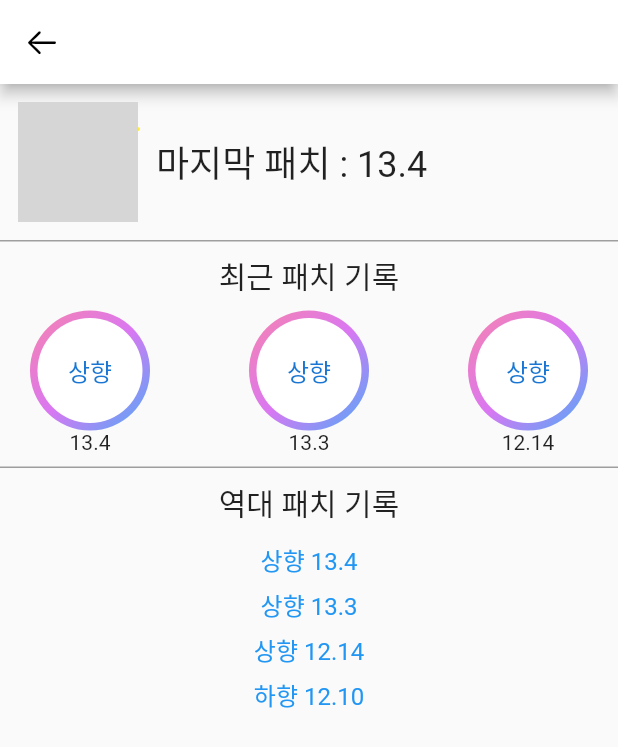
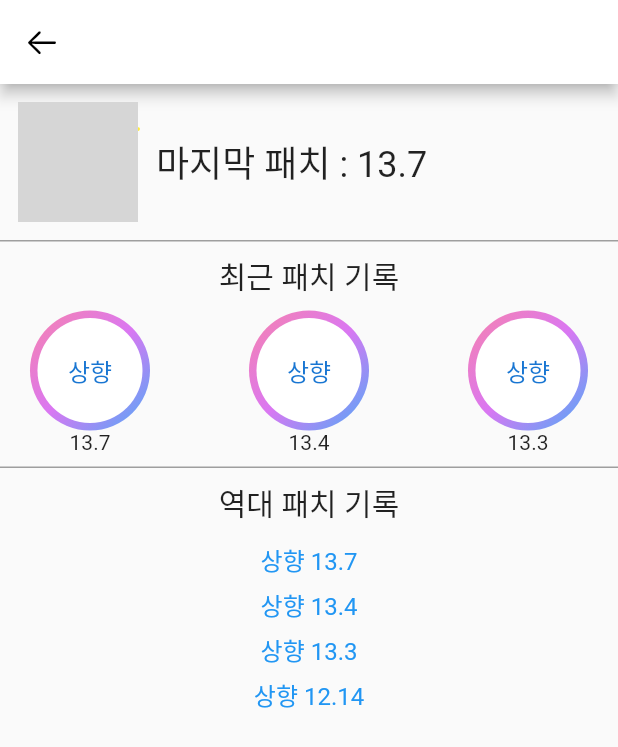
Before and after one commit to ymh1995s/LOLPatchNote, a Flutter app: the Alistar screen opened directly with empty values, on a phone screen of 412 x 824 dp. Shown: the top 747 px of the screen. Run offline on Flutter 3.47's test engine with Material 2 defaults, Android fonts, the phone set to English and light mode, and no system bars; our stand-ins replace shared_preferences; missing offline and left inert: dart:ffi; accounts and stored records are empty; grey boxes are pictures that could not be loaded.

Commit message:
롤 패치노트 my champion Ver 0.1.1, 패치노트 13.7 반영

```diff
--- a/mychampion/lib/ChampionData/Data.dart
+++ b/mychampion/lib/ChampionData/Data.dart
@@ -99,7 +99,9 @@ List<bool> IsFavorite =[
   false
 ];
 
-List<String> patchNoteLink =[
+class PatchNoteLink{
+  //얘는 추가하면 뒤에 애들 밀려서 개판되네;;
+  static List<String> link = [
   "https://www.leagueoflegends.com/ko-kr/news/game-updates/patch-13-6-notes/",
   "https://www.leagueoflegends.com/ko-kr/news/game-updates/patch-13-5-notes/",
   "https://www.leagueoflegends.com/ko-kr/news/game-updates/patch-13-4-notes/",
@@ -110,39 +112,7 @@ List<String> patchNoteLink =[
   "https://www.leagueoflegends.com/ko-kr/news/game-updates/patch-12-22-notes/",
   "https://www.leagueoflegends.com/ko-kr/news/game-updates/patch-12-21-notes/",
   "https://www.leagueoflegends.com/ko-kr/news/game-updates/patch-12-20-notes/",
-  "https://www.leagueoflegends.com/ko-kr/news/game-updates/patch-12-19-notes/", //10
-  "https://www.leagueoflegends.com/ko-kr/news/game-updates/patch-12-18-notes/",
-  "https://www.leagueoflegends.com/ko-kr/news/game-updates/patch-12-17-notes/",
-  "https://www.leagueoflegends.com/ko-kr/news/game-updates/patch-12-16-notes/",
-  "https://www.leagueoflegends.com/ko-kr/news/game-updates/patch-12-15-notes/",
-  "https://www.leagueoflegends.com/ko-kr/news/game-updates/patch-12-14-notes/",
-  "https://www.leagueoflegends.com/ko-kr/news/game-updates/patch-12-13-notes/",
-  "https://www.leagueoflegends.com/ko-kr/news/game-updates/patch-12-12-notes/",
-  "https://www.leagueoflegends.com/ko-kr/news/game-updates/patch-12-11-notes/",
-  "https://www.leagueoflegends.com/ko-kr/news/game-updates/patch-12-10-notes/",
-  "https://www.leagueoflegends.com/ko-kr/news/game-updates/patch-12-9-notes/",
-  "https://www.leagueoflegends.com/ko-kr/news/game-updates/patch-12-8-notes/",
-  "https://www.leagueoflegends.com/ko-kr/news/game-updates/patch-12-7-notes/",
-  "https://www.leagueoflegends.com/ko-kr/news/game-updates/patch-12-6-notes/",
-  "https://www.leagueoflegends.com/ko-kr/news/game-updates/patch-12-5-notes/",
-  "https://www.leagueoflegends.com/ko-kr/news/game-updates/patch-12-4-notes/",
-  "https://www.leagueoflegends.com/ko-kr/news/game-updates/patch-12-3-notes/",
-  "https://www.leagueoflegends.com/ko-kr/news/game-updates/patch-12-2-notes/",
-  "https://www.leagueoflegends.com/ko-kr/news/game-updates/patch-12-1-notes/",
-];
-
-class PatchNoteLink{
-  static List<String> link = ["https://www.leagueoflegends.com/ko-kr/news/game-updates/patch-13-6-notes/",
-  "https://www.leagueoflegends.com/ko-kr/news/game-updates/patch-13-5-notes/",
-  "https://www.leagueoflegends.com/ko-kr/news/game-updates/patch-13-4-notes/",
-  "https://www.leagueoflegends.com/ko-kr/news/game-updates/patch-13-3-notes/",
-  "https://www.leagueoflegends.com/ko-kr/news/game-updates/patch-13-1b-notes/",
-  "https://www.leagueoflegends.com/ko-kr/news/game-updates/patch-13-1-notes/",
-  "https://www.leagueoflegends.com/ko-kr/news/game-updates/patch-12-23-notes/",
-  "https://www.leagueoflegends.com/ko-kr/news/game-updates/patch-12-22-notes/",
-  "https://www.leagueoflegends.com/ko-kr/news/game-updates/patch-12-21-notes/",
-  "https://www.leagueoflegends.com/ko-kr/news/game-updates/patch-12-20-notes/",
-  "https://www.leagueoflegends.com/ko-kr/news/game-updates/patch-12-19-notes/",//10
+  "https://www.leagueoflegends.com/ko-kr/news/game-updates/patch-12-19-notes/",
   "https://www.leagueoflegends.com/ko-kr/news/game-updates/patch-12-18-notes/",
   "https://www.leagueoflegends.com/ko-kr/news/game-updates/patch-12-17-notes/",
   "https://www.leagueoflegends.com/ko-kr/news/game-updates/patch-12-16-notes/",
@@ -162,7 +132,11 @@ class PatchNoteLink{
   "https://www.leagueoflegends.com/ko-kr/news/game-updates/patch-12-2-notes/",
   "https://www.leagueoflegends.com/ko-kr/news/game-updates/patch-12-1-notes/"];
 }
-
+class PatchNoteLinkPlus{
+  //13.7 이후의 버전
+  static List<String> link = [
+    "https://www.leagueoflegends.com/ko-kr/news/game-updates/patch-13-7-notes/",];
+}
 
 
 
@@ -707,8 +681,8 @@ class PatchContent_Akshan{
 
 //알리스타
 class PatchContent_Alistar{
-  static List<String> BorNorM=["상향", "상향","상향","하향"];
-  static List<String> patchVer=["13.4","13.3","12.14","12.10"];
+  static List<String> BorNorM=["상향", "상향", "상향","상향","하향"];
+  static List<String> patchVer=["13.7", "13.4","13.3","12.14","12.10"];
   static List<String> patchNoteLink= [PatchNoteLink.link[2], PatchNoteLink.link[3],PatchNoteLink.link[15], PatchNoteLink.link[19]];
 }
 
@@ -729,9 +703,9 @@ class PatchContent_Anivia{
 
 //애니
 class PatchContent_Annie{
-  static List<String> BorNorM=["상향","하향"];
-  static List<String> patchVer=["12.12","12.10"];
-  static List<String> patchNoteLink= [PatchNoteLink.link[17], PatchNoteLink.link[19]];
+  static List<String> BorNorM=["하향", "상향","하향"];
+  static List<String> patchVer=["13.7","12.12","12.10"];
+  static List<String> patchNoteLink= [PatchNoteLinkPlus.link[0], PatchNoteLink.link[17], PatchNoteLink.link[19]];
 }
 
 //아펠리오스
@@ -757,9 +731,9 @@ class PatchContent_AurelionSol{
 
 //아지르
 class PatchContent_Azir{
-  static List<String> BorNorM=["조정", "하향","하향","상향"];
-  static List<String> patchVer=["13.5","13.4","12.17","12.6"];
-  static List<String> patchNoteLink= [PatchNoteLink.link[1],PatchNoteLink.link[2],PatchNoteLink.link[12],PatchNoteLink.link[23]];
+  static List<String> BorNorM=["상향","조정", "하향","하향","상향"];
+  static List<String> patchVer=["13.7", "13.5","13.4","12.17","12.6"];
+  static List<String> patchNoteLink= [PatchNoteLinkPlus.link[0], PatchNoteLink.link[1],PatchNoteLink.link[2],PatchNoteLink.link[12],PatchNoteLink.link[23]];
 }
 
 //바드
@@ -949,9 +923,9 @@ class PatchContent_Gragas{
 
 //그레이브즈
 class PatchContent_Graves{
-  static List<String> BorNorM=["상향"];
-  static List<String> patchVer=["12.17"];
-  static List<String> patchNoteLink= [PatchNoteLink.link[12]];
+  static List<String> BorNorM=["상향", "상향"];
+  static List<String> patchVer=["13.7", "12.17"];
+  static List<String> patchNoteLink= [PatchNoteLinkPlus.link[0], PatchNoteLink.link[12]];
 }
 
 //그웬
@@ -1049,9 +1023,9 @@ class PatchContent_Kaisa{
 
 //칼리스타
 class PatchContent_Kalista{
-  static List<String> BorNorM=["하향","하향","상향","상향"];
-  static List<String> patchVer=["12.18","12.15","12.7","12.4"];
-  static List<String> patchNoteLink= [PatchNoteLink.link[11],PatchNoteLink.link[14],PatchNoteLink.link[22],PatchNoteLink.link[25]];
+  static List<String> BorNorM=["상향", "하향","하향","상향","상향"];
+  static List<String> patchVer=["13.7", "12.18","12.15","12.7","12.4"];
+  static List<String> patchNoteLink= [PatchNoteLinkPlus.link[0], PatchNoteLink.link[11],PatchNoteLink.link[14],PatchNoteLink.link[22],PatchNoteLink.link[25]];
 }
 
 //카르마
@@ -1078,9 +1052,9 @@ class PatchContent_Kassadin{
 
 //카타리나
 class PatchContent_Katarina{
-  static List<String> BorNorM=["조정","하향"];
-  static List<String> patchVer=["12.12","12.10"];
-  static List<String> patchNoteLink= [PatchNoteLink.link[17],PatchNoteLink.link[19]];
+  static List<String> BorNorM=["상향", "조정","하향"];
+  static List<String> patchVer=["13.7", "12.12","12.10"];
+  static List<String> patchNoteLink= [PatchNoteLinkPlus.link[0], PatchNoteLink.link[17],PatchNoteLink.link[19]];
 }
 
 //케일
@@ -1107,9 +1081,9 @@ class PatchContent_Kennen{
 
 //카직스
 class PatchContent_Khazix{
-  static List<String> BorNorM=["하향"];
-  static List<String> patchVer=["12.10"];
-  static List<String> patchNoteLink= [ PatchNoteLink.link[19]];
+  static List<String> BorNorM=["조정", "하향"];
+  static List<String> patchVer=["13.7", "12.10"];
+  static List<String> patchNoteLink= [PatchNoteLinkPlus.link[0], PatchNoteLink.link[19]];
 }
 
 //킨드레드
@@ -1149,9 +1123,9 @@ class PatchContent_Leblanc{
 
 //리신
 class PatchContent_LeeSin{
-  static List<String> BorNorM=["상향","상향","상향","하향","하향"];
-  static List<String> patchVer=["12.18","12.15","12.11","12.10","12.7"];
-  static List<String> patchNoteLink= [PatchNoteLink.link[11],PatchNoteLink.link[14],PatchNoteLink.link[18], PatchNoteLink.link[19]
+  static List<String> BorNorM=["하향", "상향","상향","상향","하향","하향"];
+  static List<String> patchVer=["13.7", "12.18","12.15","12.11","12.10","12.7"];
+  static List<String> patchNoteLink= [PatchNoteLinkPlus.link[0], PatchNoteLink.link[11],PatchNoteLink.link[14],PatchNoteLink.link[18], PatchNoteLink.link[19]
   ,PatchNoteLink.link[22]];
 }
 
@@ -1245,9 +1219,9 @@ class PatchContent_MissFortune{
 
 //오공
 class PatchContent_MonkeyKing{
-  static List<String> BorNorM=["상향","하향","하향","조정","하향","상향"];
-  static List<String> patchVer=["12.20","12.18","12.17","12.14","12.11","12.7"];
-  static List<String> patchNoteLink= [PatchNoteLink.link[9],PatchNoteLink.link[11],PatchNoteLink.link[12],PatchNoteLink.link[15]
+  static List<String> BorNorM=["하향", "상향","하향","하향","조정","하향","상향"];
+  static List<String> patchVer=["13.7", "12.20","12.18","12.17","12.14","12.11","12.7"];
+  static List<String> patchNoteLink= [PatchNoteLinkPlus.link[0], PatchNoteLink.link[9],PatchNoteLink.link[11],PatchNoteLink.link[12],PatchNoteLink.link[15]
   ,PatchNoteLink.link[18],PatchNoteLink.link[22]];
 }
 
@@ -1326,9 +1300,9 @@ class PatchContent_Nunu{
 
 //울라프
 class PatchContent_Olaf{
-  static List<String> BorNorM=["상향","조정","하향","조정"];
-  static List<String> patchVer=["12.13","12.11","12.10","12.9"];
-  static List<String> patchNoteLink= [PatchNoteLink.link[16],PatchNoteLink.link[18], PatchNoteLink.link[19],PatchNoteLink.link[20]];
+  static List<String> BorNorM=["하향","상향","조정","하향","조정"];
+  static List<String> patchVer=["13.7", "12.13","12.11","12.10","12.9"];
+  static List<String> patchNoteLink= [PatchNoteLinkPlus.link[0], PatchNoteLink.link[16],PatchNoteLink.link[18], PatchNoteLink.link[19],PatchNoteLink.link[20]];
 }
 
 //오리아나
@@ -1390,9 +1364,9 @@ class PatchContent_Rakan{
 
 //람머스
 class PatchContent_Rammus{
-  static List<String> BorNorM=["하향","조정","상향","상향"];
-  static List<String> patchVer=["13.5","13.1","12.20","12.15"];
-  static List<String> patchNoteLink= [PatchNoteLink.link[1],PatchNoteLink.link[5],PatchNoteLink.link[9],PatchNoteLink.link[14]];
+  static List<String> BorNorM=["하향", "하향","조정","상향","상향"];
+  static List<String> patchVer=["13.7", "13.5","13.1","12.20","12.15"];
+  static List<String> patchNoteLink= [PatchNoteLinkPlus.link[0],PatchNoteLink.link[1],PatchNoteLink.link[5],PatchNoteLink.link[9],PatchNoteLink.link[14]];
 }
 
 //렉사이
@@ -1462,9 +1436,9 @@ class PatchContent_Samira{
 
 //세주아니
 class PatchContent_Sejuani{
-  static List<String> BorNorM=["상향"];
-  static List<String> patchVer=["12.8"];
-  static List<String> patchNoteLink= [PatchNoteLink.link[21]];
+  static List<String> BorNorM=["하향", "상향"];
+  static List<String> patchVer=["13.7", "12.8"];
+  static List<String> patchNoteLink= [PatchNoteLinkPlus.link[0], PatchNoteLink.link[21]];
 }
 
 //세나
@@ -1612,9 +1586,9 @@ class PatchContent_Teemo{
 
 //쓰레쉬
 class PatchContent_Thresh{
-  static List<String> BorNorM=["조정","상향","상향","상향","조정","상향"];
-  static List<String> patchVer=["13.4","13.3","12.18","12.15","12.10","12.9"];
-  static List<String> patchNoteLink= [PatchNoteLink.link[2],PatchNoteLink.link[3],PatchNoteLink.link[11],PatchNoteLink.link[14]
+  static List<String> BorNorM=["조정", "조정","상향","상향","상향","조정","상향"];
+  static List<String> patchVer=["13.7", "13.4","13.3","12.18","12.15","12.10","12.9"];
+  static List<String> patchNoteLink= [PatchNoteLinkPlus.link[0], PatchNoteLink.link[2],PatchNoteLink.link[3],PatchNoteLink.link[11],PatchNoteLink.link[14]
   , PatchNoteLink.link[19],PatchNoteLink.link[20]];
 }
 
@@ -1684,9 +1658,9 @@ class PatchContent_Vayne{
 
 //베이가
 class PatchContent_Veigar{
-  static List<String> BorNorM=["하향", "상향","하향","하향","상향"];
-  static List<String> patchVer=["13.6","13.4","12.11","12.4","12.2"];
-  static List<String> patchNoteLink= [PatchNoteLink.link[0],PatchNoteLink.link[2],PatchNoteLink.link[18],PatchNoteLink.link[25]
+  static List<String> BorNorM=["하향", "하향", "상향","하향","하향","상향"];
+  static List<String> patchVer=["13.7", "13.6","13.4","12.11","12.4","12.2"];
+  static List<String> patchNoteLink= [PatchNoteLinkPlus.link[0], PatchNoteLink.link[0],PatchNoteLink.link[2],PatchNoteLink.link[18],PatchNoteLink.link[25]
   ,PatchNoteLink.link[27]];
 }
 
@@ -1706,9 +1680,9 @@ class PatchContent_Vex{
 
 //바이
 class PatchContent_Vi{
-  static List<String> BorNorM=["하향"];
-  static List<String> patchVer=["12.10"];
-  static List<String> patchNoteLink= [ PatchNoteLink.link[19]];
+  static List<String> BorNorM=["하향", "하향"];
+  static List<String> patchVer=["13.7", "12.10"];
+  static List<String> patchNoteLink= [PatchNoteLinkPlus.link[0], PatchNoteLink.link[19]];
 }
 
 //비에고
@@ -1769,9 +1743,9 @@ class PatchContent_XinZhao{
 
 //야스오
 class PatchContent_Yasuo{
-  static List<String> BorNorM=["하향","상향","상향"];
-  static List<String> patchVer=["12.10","12.7","12.2"];
-  static List<String> patchNoteLink= [ PatchNoteLink.link[19],PatchNoteLink.link[22],PatchNoteLink.link[27]];
+  static List<String> BorNorM=["상향", "하향","상향","상향"];
+  static List<String> patchVer=["13.7", "12.10","12.7","12.2"];
+  static List<String> patchNoteLink= [PatchNoteLinkPlus.link[0], PatchNoteLink.link[19],PatchNoteLink.link[22],PatchNoteLink.link[27]];
 }
 
 //요네
@@ -1812,9 +1786,9 @@ class PatchContent_Zed{
 
 //제리
 class PatchContent_Zeri{
-  static List<String> BorNorM=["하향","상향","하향","하향","하향","조정","하향","하향","하향"];
-  static List<String> patchVer=["13.1","12.23","12.16","12.14","12.12","12.11","12.7","12.4","12.3"];
-  static List<String> patchNoteLink= [PatchNoteLink.link[5],PatchNoteLink.link[6],PatchNoteLink.link[13],PatchNoteLink.link[15]
+  static List<String> BorNorM=["하향", "하향","상향","하향","하향","하향","조정","하향","하향","하향"];
+  static List<String> patchVer=["13.7", "13.1","12.23","12.16","12.14","12.12","12.11","12.7","12.4","12.3"];
+  static List<String> patchNoteLink= [PatchNoteLinkPlus.link[0], PatchNoteLink.link[5],PatchNoteLink.link[6],PatchNoteLink.link[13],PatchNoteLink.link[15]
   ,PatchNoteLink.link[17],PatchNoteLink.link[18],PatchNoteLink.link[22],PatchNoteLink.link[25],PatchNoteLink.link[26]];
 }
 
```
Also changed, not shown: mychampion/lib/OneChampionPage.dart (+19 -19 lines).
